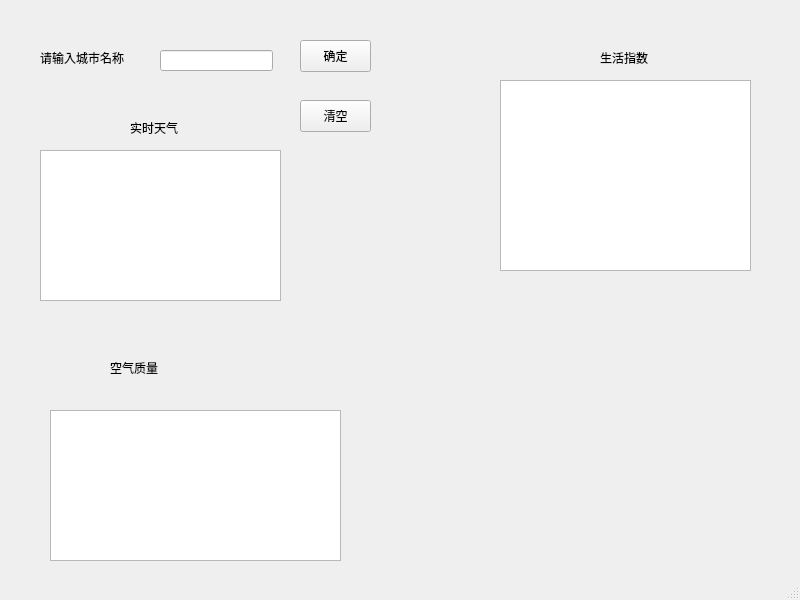
Above: WeatherWin.ui from ShizheLi/Weather_Project before the change. Below: the same form after it.
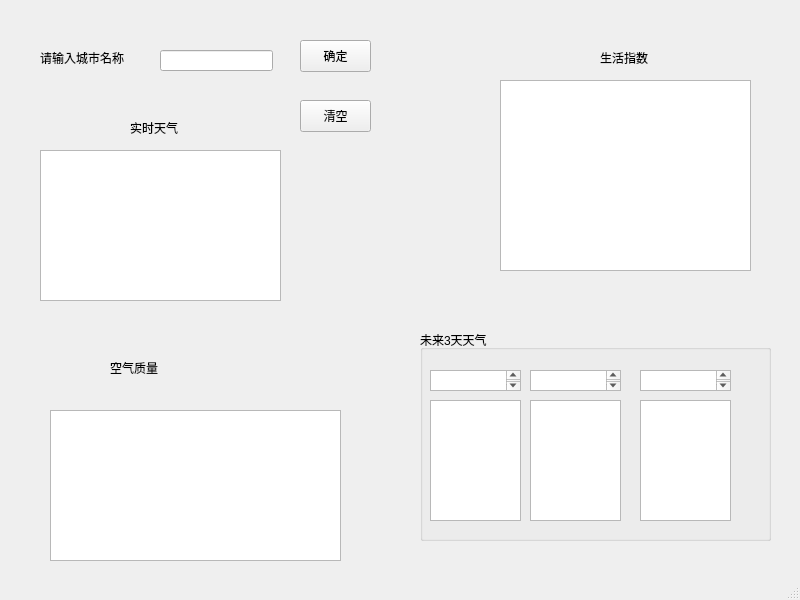
That is the form after the change.

Commit message: 更新了对未来三天天气的预报

What changed in the file:
```diff
--- a/WeatherWin.ui
+++ b/WeatherWin.ui
@@ -135,6 +135,79 @@
      </rect>
     </property>
    </widget>
+   <widget class="QGroupBox" name="groupBox">
+    <property name="geometry">
+     <rect>
+      <x>420</x>
+      <y>330</y>
+      <width>351</width>
+      <height>211</height>
+     </rect>
+    </property>
+    <property name="title">
+     <string>未来3天天气</string>
+    </property>
+    <widget class="QTextEdit" name="textEdit_4">
+     <property name="geometry">
+      <rect>
+       <x>10</x>
+       <y>70</y>
+       <width>91</width>
+       <height>121</height>
+      </rect>
+     </property>
+    </widget>
+    <widget class="QTextEdit" name="textEdit_5">
+     <property name="geometry">
+      <rect>
+       <x>110</x>
+       <y>70</y>
+       <width>91</width>
+       <height>121</height>
+      </rect>
+     </property>
+    </widget>
+    <widget class="QTextEdit" name="textEdit_6">
+     <property name="geometry">
+      <rect>
+       <x>220</x>
+       <y>70</y>
+       <width>91</width>
+       <height>121</height>
+      </rect>
+     </property>
+    </widget>
+    <widget class="QTextEdit" name="textEdit_8">
+     <property name="geometry">
+      <rect>
+       <x>10</x>
+       <y>40</y>
+       <width>91</width>
+       <height>21</height>
+      </rect>
+     </property>
+    </widget>
+    <widget class="QTextEdit" name="textEdit_9">
+     <property name="geometry">
+      <rect>
+       <x>110</x>
+       <y>40</y>
+       <width>91</width>
+       <height>21</height>
+      </rect>
+     </property>
+    </widget>
+    <widget class="QTextEdit" name="textEdit_10">
+     <property name="geometry">
+      <rect>
+       <x>220</x>
+       <y>40</y>
+       <width>91</width>
+       <height>21</height>
+      </rect>
+     </property>
+    </widget>
+   </widget>
   </widget>
   <widget class="QStatusBar" name="statusbar"/>
  </widget>
```
The commit also changes 5 other files.
